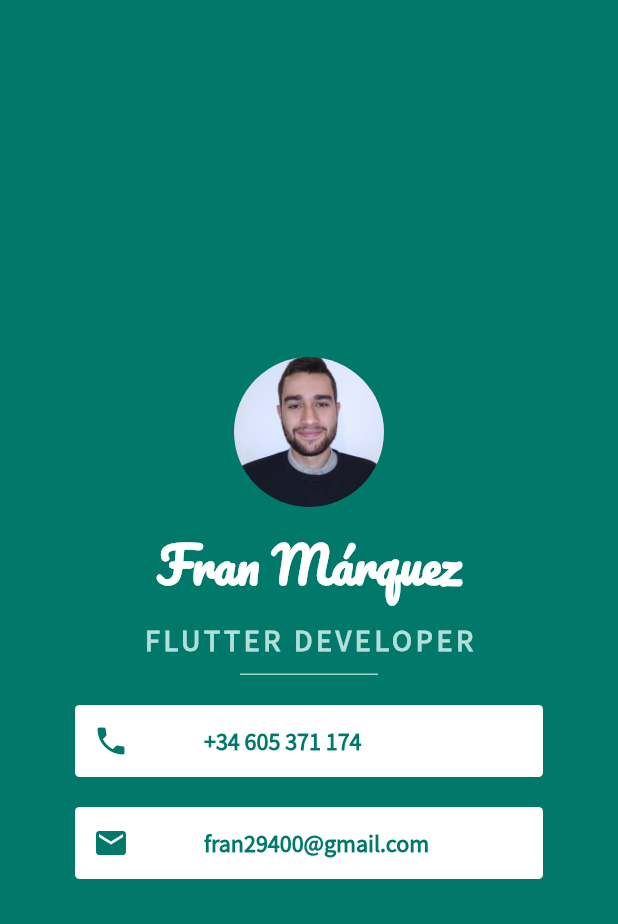
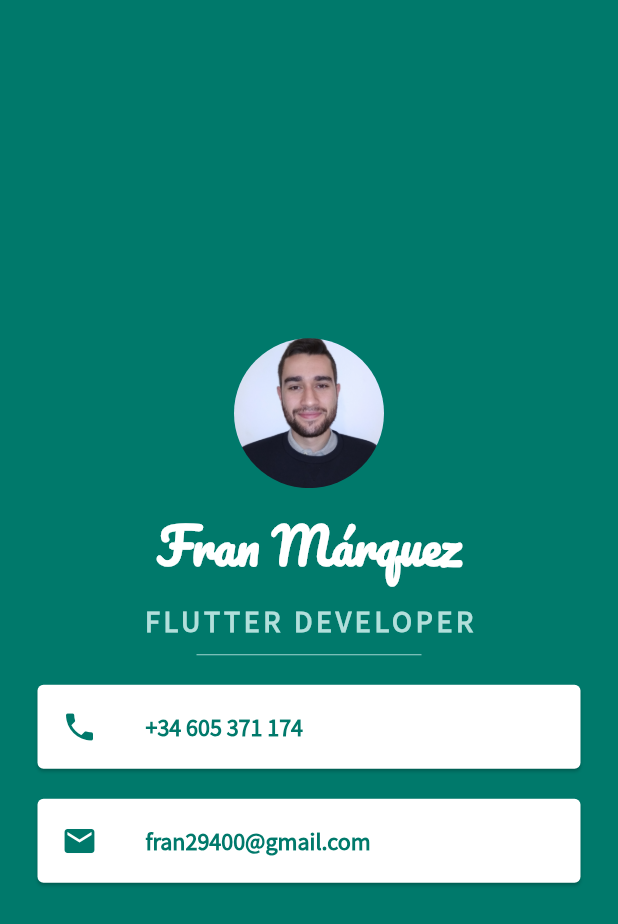
Before and after one commit to frankamente/MiCardFlutterAppBreweryCourse, a Flutter app: the screen it shows after launch, on a phone screen of 412 x 824 dp. Shown: the top 924 px of the screen. Run offline on Flutter 3.47's test engine with Material 2 defaults, Android fonts, the phone set to English and light mode, and no system bars.

Commit message:
Third and last approach

```diff
--- a/lib/main.dart
+++ b/lib/main.dart
@@ -46,34 +46,22 @@ class MyApp extends StatelessWidget {
                 ),
               ),
               SizedBox(
-                height: 10,
+                height: 20.0,
+                width: 150.0,
+                child: Divider(
+                  color: Colors.teal.shade100.withAlpha(230),
+                  height: 1,
                 ),
-              Container(
-                color: Colors.teal[100].withAlpha(230),
-                height: 1,
-                margin: EdgeInsets.symmetric(horizontal: 160),
-              ),
-              SizedBox(
-                height: 20,
               ),
               TextCard(
                 primaryColor: primaryColor,
-                icon: Icon(
-                  Icons.phone,
-                  color: primaryColor,
-                ),
-                text: "+34 605 371 174",
-              ),
-              SizedBox(
-                height: 20,
+                icon: Icons.phone,
+                text: '+34 605 371 174',
               ),
               TextCard(
                 primaryColor: primaryColor,
-                icon: Icon(
-                  Icons.mail,
-                  color: primaryColor,
-                ),
-                text: "fran29400@gmail.com",
+                icon: Icons.email,
+                text: 'fran29400@gmail.com',
               ),
             ],
           ),
@@ -92,27 +80,19 @@ class TextCard extends StatelessWidget {
   }) : super(key: key);
 
   final Color primaryColor;
-  final Icon icon;
+  final IconData icon;
   final String text;
 
   @override
   Widget build(BuildContext context) {
-    return Container(
-      height: 48,
-      margin: EdgeInsets.symmetric(horizontal: 50),
-      decoration: BoxDecoration(
-        color: Colors.white,
-        borderRadius: BorderRadius.circular(3),
+    return Card(
+      margin: EdgeInsets.symmetric(horizontal: 25, vertical: 10),
+      child: ListTile(
+        leading: Icon(
+          icon,
+          color: primaryColor,
         ),
-      child: Row(
-        children: <Widget>[
-          Padding(
-            padding: EdgeInsets.only(left: 12),
-            child: icon,
-          ),
-          Container(
-            margin: EdgeInsets.only(left: 50),
-            child: Text(
+        title: Text(
           text,
           style: TextStyle(
             color: primaryColor,
@@ -122,8 +102,6 @@ class TextCard extends StatelessWidget {
           ),
         ),
       ),
-        ],
-      ),
     );
   }
 }
```
Lines whose indentation alone changed are shown as unchanged.
